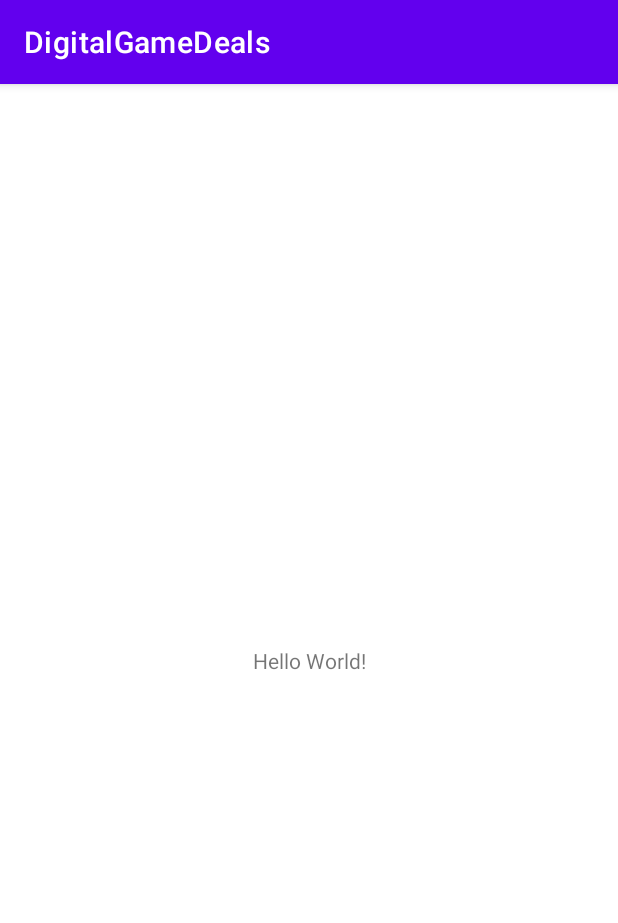
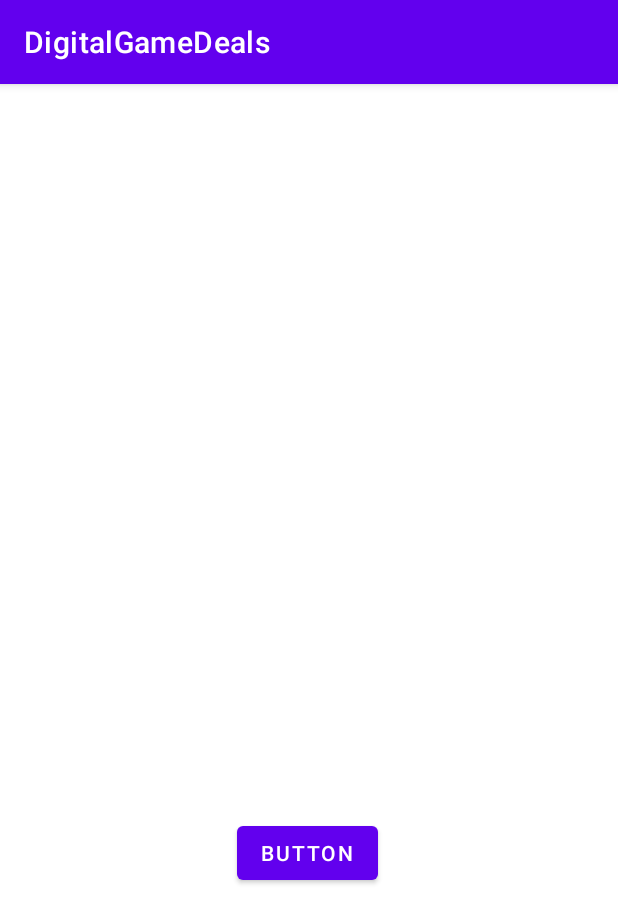
Before and after one commit to AND101-Group15/digitalGameDeals, an Android app: the screen it shows after launch (MainActivity), on a phone screen of 412 x 824 dp. Shown: the top 923 px of the screen. Run offline under Robolectric (Android 15) with nearby library versions, the phone set to English and light mode, and no system bars; libraries missing offline, so code that uses them is left out: com.codepath.asynchttpclient.

```diff
--- a/app/build.gradle
+++ b/app/build.gradle
@@ -34,6 +34,7 @@ android {
 
 dependencies {
 
+    implementation 'com.codepath.libraries:asynchttpclient:2.2.0'
     implementation 'androidx.core:core-ktx:1.7.0'
     implementation 'androidx.appcompat:appcompat:1.6.1'
     implementation 'com.google.android.material:material:1.8.0'
--- a/app/src/main/AndroidManifest.xml
+++ b/app/src/main/AndroidManifest.xml
@@ -1,6 +1,8 @@
 <?xml version="1.0" encoding="utf-8"?>
 <manifest xmlns:android="http://schemas.android.com/apk/res/android"
     xmlns:tools="http://schemas.android.com/tools">
+
+    <uses-permission android:name="android.permission.INTERNET" />
 
     <application
         android:allowBackup="true"
--- a/app/src/main/java/com/example/digitalgamedeals/MainActivity.kt
+++ b/app/src/main/java/com/example/digitalgamedeals/MainActivity.kt
@@ -2,10 +2,44 @@ package com.example.digitalgamedeals
 
 import androidx.appcompat.app.AppCompatActivity
 import android.os.Bundle
+import android.util.Log
+import android.widget.Button
+import android.widget.TextView
+import com.codepath.asynchttpclient.AsyncHttpClient
+import com.codepath.asynchttpclient.callback.JsonHttpResponseHandler
+import okhttp3.Headers
 
 class MainActivity : AppCompatActivity() {
     override fun onCreate(savedInstanceState: Bundle?) {
         super.onCreate(savedInstanceState)
         setContentView(R.layout.activity_main)
+
+        val button = findViewById<Button>(R.id.button)
+        val titleView = findViewById<TextView>(R.id.textView)
+
+        button.setOnClickListener {
+           getTitle(titleView)
+        }
+
     }
 }
+
+private fun getTitle(titleView: TextView) {
+    val client = AsyncHttpClient()
+    client["https://www.cheapshark.com/api/1.0/games?id=612", object : JsonHttpResponseHandler() {
+        override fun onFailure(
+            statusCode: Int,
+            headers: Headers?,
+            response: String?,
+            throwable: Throwable?
+        ) {
+            Log.d("Title Fail", "error fetching!")
+        }
+
+        override fun onSuccess(statusCode: Int, headers: Headers?, json: JSON?) {
+            Log.d("Title Success", "response successful!")
+            json?.jsonObject?.getJSONObject("info")?.getString("title")
+        }
+
+    }]
+}
--- a/app/src/main/res/layout/activity_main.xml
+++ b/app/src/main/res/layout/activity_main.xml
@@ -7,12 +7,24 @@
     tools:context=".MainActivity">
 
     <TextView
+        android:id="@+id/textView"
         android:layout_width="wrap_content"
         android:layout_height="wrap_content"
-        android:text="Hello World!"
         app:layout_constraintBottom_toBottomOf="parent"
         app:layout_constraintEnd_toEndOf="parent"
         app:layout_constraintStart_toStartOf="parent"
         app:layout_constraintTop_toTopOf="parent" />
 
+    <Button
+        android:id="@+id/button"
+        android:layout_width="wrap_content"
+        android:layout_height="wrap_content"
+        android:layout_marginStart="158dp"
+        android:layout_marginTop="85dp"
+        android:layout_marginBottom="222dp"
+        android:text="Button"
+        app:layout_constraintBottom_toBottomOf="parent"
+        app:layout_constraintStart_toStartOf="parent"
+        app:layout_constraintTop_toBottomOf="@+id/textView" />
+
 </androidx.constraintlayout.widget.ConstraintLayout>
```
